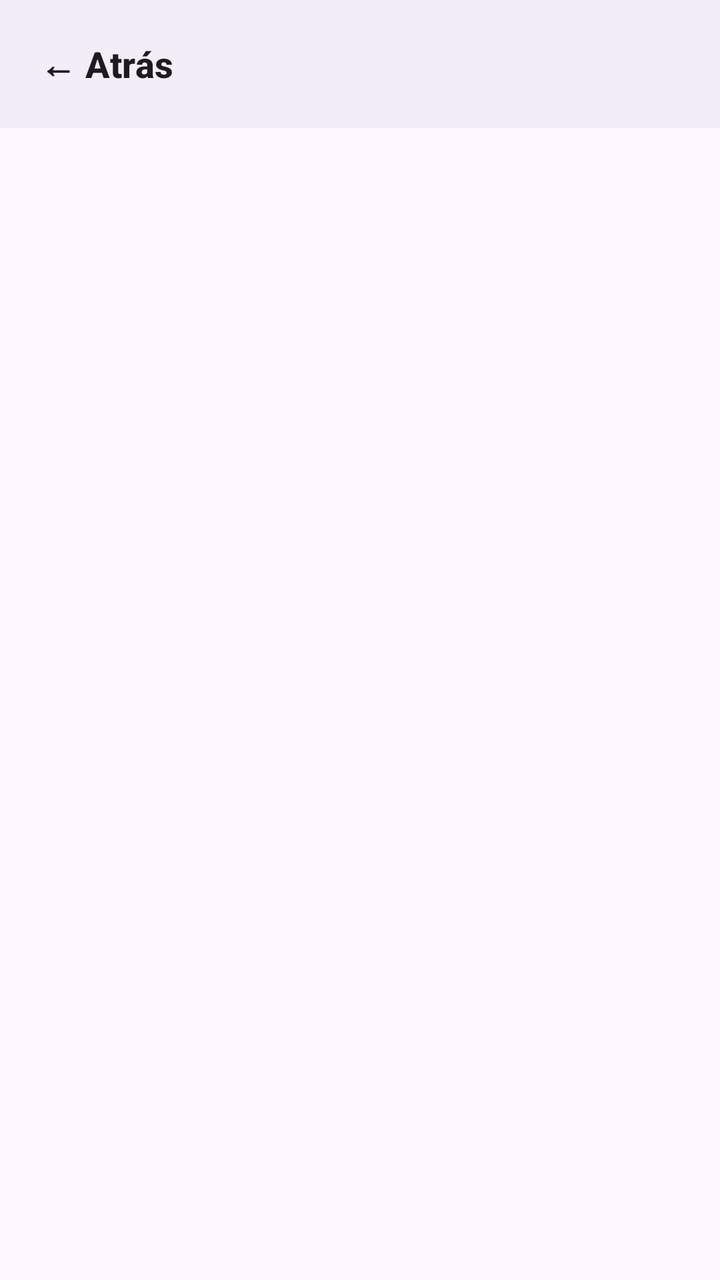
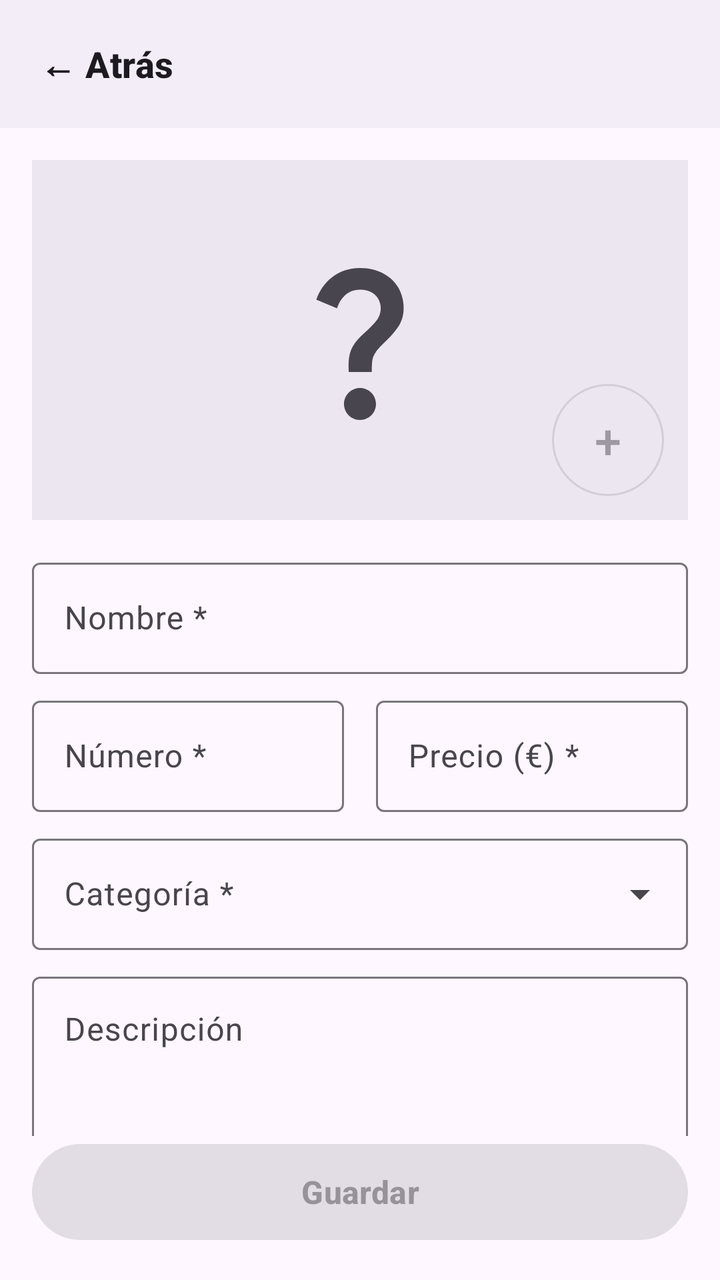

Two renders of the same Android screen: before a commit and after it. Below are the layout's source before the change and the commit's diff.
<!-- AndroidManifest.xml: application theme Theme.AKO -->
<!-- res/layout/activity_plato.xml -->
<?xml version="1.0" encoding="utf-8"?>
<androidx.constraintlayout.widget.ConstraintLayout xmlns:android="http://schemas.android.com/apk/res/android"
    xmlns:app="http://schemas.android.com/apk/res-auto"
    android:id="@+id/raiz"
    android:layout_width="match_parent"
    android:layout_height="match_parent">

    
    <androidx.constraintlayout.widget.ConstraintLayout
        android:id="@+id/barraSuperior"
        android:layout_width="0dp"
        android:layout_height="wrap_content"
        android:minHeight="64dp"
        android:background="?attr/colorSurfaceContainer"
        app:layout_constraintEnd_toEndOf="parent"
        app:layout_constraintStart_toStartOf="parent"
        app:layout_constraintTop_toTopOf="parent">

        <com.google.android.material.button.MaterialButton
            android:id="@+id/botonAtras"
            style="@style/Widget.Material3.Button.TextButton"
            android:layout_width="wrap_content"
            android:layout_height="wrap_content"
            android:layout_marginStart="8dp"
            android:text="@string/comun_atras"
            android:contentDescription="@string/comun_atras_cd"
            android:textColor="?attr/colorOnSurface"
            android:textSize="18sp"
            android:textStyle="bold"
            app:layout_constraintBottom_toBottomOf="parent"
            app:layout_constraintStart_toStartOf="parent"
            app:layout_constraintTop_toTopOf="parent" />

        <TextView
            android:id="@+id/textoTitulo"
            android:layout_width="0dp"
            android:layout_height="wrap_content"
            android:layout_marginEnd="16dp"
            android:ellipsize="end"
            android:gravity="center"
            android:maxLines="1"
            android:textColor="?attr/colorOnSurface"
            android:textSize="22sp"
            android:textStyle="bold"
            app:layout_constraintBottom_toBottomOf="parent"
            app:layout_constraintEnd_toEndOf="parent"
            app:layout_constraintStart_toEndOf="@id/botonAtras"
            app:layout_constraintTop_toTopOf="parent" />
    </androidx.constraintlayout.widget.ConstraintLayout>
</androidx.constraintlayout.widget.ConstraintLayout>
<!-- resources referenced by this layout -->
<resources>
  <string name="comun_atras">← Atrás</string>
  <string name="comun_atras_cd">Atrás</string>
  <style name="Theme.AKO" parent="Base.Theme.AKO" />
  <style name="Base.Theme.AKO" parent="Theme.Material3.DayNight.NoActionBar">
          
          <item name="colorPrimary">@color/acento</item>
          
          <item name="colorOnPrimary">@color/white</item>
          
          <item name="materialAlertDialogTheme">@style/ThemeOverlay.AKO.Dialogo</item>
          
          <item name="textInputStyle">@style/Widget.AKO.CampoTexto</item>
      </style>
  <color name="acento">#FFC75000</color>
  <color name="white">#FFFFFFFF</color>
  <style name="ThemeOverlay.AKO.Dialogo" parent="ThemeOverlay.Material3.MaterialAlertDialog">
          <item name="colorPrimary">?attr/colorOnSurface</item>
      </style>
  <style name="Widget.AKO.CampoTexto" parent="Widget.Material3.TextInputLayout.OutlinedBox">
          <item name="materialThemeOverlay">@style/ThemeOverlay.AKO.CampoTexto</item>
      </style>
  <style name="ThemeOverlay.AKO.CampoTexto" parent="ThemeOverlay.Material3.TextInputEditText.OutlinedBox">
          <item name="colorPrimary">?attr/colorOnSurface</item>
      </style>
</resources>

<!-- the commit's change to res/layout/activity_plato.xml (unified diff, before → after) -->
@@ -47,4 +47,198 @@
             app:layout_constraintStart_toEndOf="@id/botonAtras"
             app:layout_constraintTop_toTopOf="parent" />
     </androidx.constraintlayout.widget.ConstraintLayout>
+
+    
+    <androidx.core.widget.NestedScrollView
+        android:id="@+id/scrollFormulario"
+        android:layout_width="0dp"
+        android:layout_height="0dp"
+        app:layout_constraintBottom_toTopOf="@id/botonGuardar"
+        app:layout_constraintEnd_toEndOf="parent"
+        app:layout_constraintStart_toStartOf="parent"
+        app:layout_constraintTop_toBottomOf="@id/barraSuperior">
+
+        <LinearLayout
+            android:layout_width="match_parent"
+            android:layout_height="wrap_content"
+            android:orientation="vertical"
+            android:padding="16dp">
+
+            
+            <FrameLayout
+                android:layout_width="match_parent"
+                android:layout_height="180dp"
+                android:background="?attr/colorSurfaceContainerHigh">
+
+                <ImageView
+                    android:layout_width="96dp"
+                    android:layout_height="96dp"
+                    android:layout_gravity="center"
+                    android:contentDescription="@string/comun_sin_foto_cd"
+                    android:src="@drawable/ic_sin_foto" />
+
+                <com.google.android.material.button.MaterialButton
+                    android:id="@+id/botonElegirFoto"
+                    style="@style/Widget.Material3.Button.OutlinedButton"
+                    android:layout_width="56dp"
+                    android:layout_height="56dp"
+                    android:layout_gravity="bottom|end"
+                    android:layout_margin="12dp"
+                    android:contentDescription="@string/plato_elegir_foto_cd"
+                    android:enabled="false"
+                    android:insetTop="0dp"
+                    android:insetBottom="0dp"
+                    android:padding="0dp"
+                    android:text="@string/comun_mas"
+                    android:textSize="24sp"
+                    app:cornerRadius="28dp" />
+            </FrameLayout>
+
+            
+            <com.google.android.material.textfield.TextInputLayout
+                android:id="@+id/campoNombre"
+                android:layout_width="match_parent"
+                android:layout_height="wrap_content"
+                android:layout_marginTop="16dp"
+                android:hint="@string/plato_hint_nombre">
+
+                <com.google.android.material.textfield.TextInputEditText
+                    android:id="@+id/textoNombre"
+                    android:layout_width="match_parent"
+                    android:layout_height="wrap_content"
+                    android:inputType="textCapSentences"
+                    android:maxLines="1" />
+            </com.google.android.material.textfield.TextInputLayout>
+
+            
+            <LinearLayout
+                android:layout_width="match_parent"
+                android:layout_height="wrap_content"
+                android:layout_marginTop="8dp"
+                android:orientation="horizontal">
+
+                
+                <com.google.android.material.textfield.TextInputLayout
+                    android:id="@+id/campoNumero"
+                    android:layout_width="0dp"
+                    android:layout_height="wrap_content"
+                    android:layout_marginEnd="8dp"
+                    android:layout_weight="1"
+                    android:hint="@string/plato_hint_numero">
+
+                    <com.google.android.material.textfield.TextInputEditText
+                        android:id="@+id/textoNumero"
+                        android:layout_width="match_parent"
+                        android:layout_height="wrap_content"
+                        android:inputType="number"
+                        android:maxLines="1" />
+                </com.google.android.material.textfield.TextInputLayout>
+
+                
+                <com.google.android.material.textfield.TextInputLayout
+                    android:id="@+id/campoPrecio"
+                    android:layout_width="0dp"
+                    android:layout_height="wrap_content"
+                    android:layout_marginStart="8dp"
+                    android:layout_weight="1"
+                    android:hint="@string/plato_hint_precio">
+
+                    <com.google.android.material.textfield.TextInputEditText
+                        android:id="@+id/textoPrecio"
+                        android:layout_width="match_parent"
+                        android:layout_height="wrap_content"
+                        android:digits="0123456789,."
+                        android:inputType="numberDecimal"
+                        android:maxLines="1" />
+                </com.google.android.material.textfield.TextInputLayout>
+            </LinearLayout>
+
+            
+            <com.google.android.material.textfield.TextInputLayout
+                android:id="@+id/campoCategoria"
+                style="@style/Widget.Material3.TextInputLayout.OutlinedBox.ExposedDropdownMenu"
+                android:layout_width="match_parent"
+                android:layout_height="wrap_content"
+                android:layout_marginTop="8dp"
+                android:hint="@string/plato_hint_categoria"
+                android:theme="@style/ThemeOverlay.AKO.CampoTexto">
+
+                <com.google.android.material.textfield.MaterialAutoCompleteTextView
+                    android:id="@+id/textoCategoria"
+                    android:layout_width="match_parent"
+                    android:layout_height="wrap_content"
+                    android:inputType="none" />
+            </com.google.android.material.textfield.TextInputLayout>
+
+            
+            <com.google.android.material.textfield.TextInputLayout
+                android:id="@+id/campoDescripcion"
+                android:layout_width="match_parent"
+                android:layout_height="wrap_content"
+                android:layout_marginTop="8dp"
+                android:hint="@string/plato_hint_descripcion">
+
+                <com.google.android.material.textfield.TextInputEditText
+                    android:id="@+id/textoDescripcion"
+                    android:layout_width="match_parent"
+                    android:layout_height="wrap_content"
+                    android:gravity="top"
+                    android:inputType="textCapSentences|textMultiLine"
+                    android:minLines="3" />
+            </com.google.android.material.textfield.TextInputLayout>
+
+            
+            <TextView
+                android:layout_width="wrap_content"
+                android:layout_height="wrap_content"
+                android:layout_marginTop="24dp"
+                android:text="@string/plato_seccion_alergenos"
+                android:textAllCaps="true"
+                android:textColor="?attr/colorOnSurfaceVariant"
+                android:textSize="14sp"
+                android:textStyle="bold" />
+
+            <com.google.android.material.divider.MaterialDivider
+                android:layout_width="match_parent"
+                android:layout_height="wrap_content"
+                android:layout_marginTop="8dp" />
+
+            <GridLayout
+                android:id="@+id/rejillaAlergenos"
+                android:layout_width="match_parent"
+                android:layout_height="wrap_content"
+                android:columnCount="2" />
+
+            <com.google.android.material.divider.MaterialDivider
+                android:layout_width="match_parent"
+                android:layout_height="wrap_content"
+                android:layout_marginTop="8dp" />
+
+            
+            <com.google.android.material.materialswitch.MaterialSwitch
+                android:id="@+id/interruptorEnLaCarta"
+                android:layout_width="match_parent"
+                android:layout_height="wrap_content"
+                android:layout_marginTop="8dp"
+                android:checked="true"
+                android:minHeight="48dp"
+                android:text="@string/plato_en_la_carta"
+                android:textSize="16sp" />
+        </LinearLayout>
+    </androidx.core.widget.NestedScrollView>
+
+    
+    <com.google.android.material.button.MaterialButton
+        android:id="@+id/botonGuardar"
+        style="@style/Widget.Material3.Button"
+        android:layout_width="0dp"
+        android:layout_height="56dp"
+        android:layout_margin="16dp"
+        android:enabled="false"
+        android:text="@string/comun_guardar"
+        android:textSize="16sp"
+        android:textStyle="bold"
+        app:layout_constraintBottom_toBottomOf="parent"
+        app:layout_constraintEnd_toEndOf="parent"
+        app:layout_constraintStart_toStartOf="parent" />
 </androidx.constraintlayout.widget.ConstraintLayout>
<!-- resource entries referenced after the edit -->
@@ -1,7 +1,27 @@
 <!-- resources referenced by this layout -->
 <resources>
+  <!-- drawable ic_sin_foto (drawable) -->
+  <vector xmlns:android="http://schemas.android.com/apk/res/android" android:height="24dp" android:tint="?attr/colorOnSurfaceVariant" android:viewportHeight="24" android:viewportWidth="24" android:width="24dp">
+        
+      <path android:fillColor="@android:color/white" android:pathData="M11.07,12.85c0.77,-1.39 2.25,-2.21 3.11,-3.44c0.91,-1.29 0.4,-3.7 -2.18,-3.7c-1.69,0 -2.52,1.28 -2.87,2.34L6.54,6.96C7.25,4.83 9.18,3 11.99,3c2.35,0 3.96,1.07 4.78,2.41c0.7,1.15 1.11,3.3 0.03,4.9c-1.2,1.77 -2.35,2.31 -2.97,3.45c-0.25,0.46 -0.35,0.76 -0.35,2.24h-2.89C10.58,15.22 10.46,13.95 11.07,12.85zM14,20c0,1.1 -0.9,2 -2,2s-2,-0.9 -2,-2c0,-1.1 0.9,-2 2,-2S14,18.9 14,20z"/>
+      
+  </vector>
   <string name="comun_atras">← Atrás</string>
   <string name="comun_atras_cd">Atrás</string>
+  <string name="comun_guardar">Guardar</string>
+  <string name="comun_mas">+</string>
+  <string name="comun_sin_foto_cd">Sin foto</string>
+  <string name="plato_elegir_foto_cd">Elegir foto</string>
+  <string name="plato_en_la_carta">En la carta</string>
+  <string name="plato_hint_categoria">Categoría *</string>
+  <string name="plato_hint_descripcion">Descripción</string>
+  <string name="plato_hint_nombre">Nombre *</string>
+  <string name="plato_hint_numero">Número *</string>
+  <string name="plato_hint_precio">Precio (€) *</string>
+  <string name="plato_seccion_alergenos">ALÉRGENOS</string>
+  <style name="ThemeOverlay.AKO.CampoTexto" parent="ThemeOverlay.Material3.TextInputEditText.OutlinedBox">
+          <item name="colorPrimary">?attr/colorOnSurface</item>
+      </style>
   <style name="Theme.AKO" parent="Base.Theme.AKO" />
   <style name="Base.Theme.AKO" parent="Theme.Material3.DayNight.NoActionBar">
           
@@ -21,8 +41,5 @@
   <style name="Widget.AKO.CampoTexto" parent="Widget.Material3.TextInputLayout.OutlinedBox">
           <item name="materialThemeOverlay">@style/ThemeOverlay.AKO.CampoTexto</item>
       </style>
-  <style name="ThemeOverlay.AKO.CampoTexto" parent="ThemeOverlay.Material3.TextInputEditText.OutlinedBox">
-          <item name="colorPrimary">?attr/colorOnSurface</item>
-      </style>
 </resources>
 
